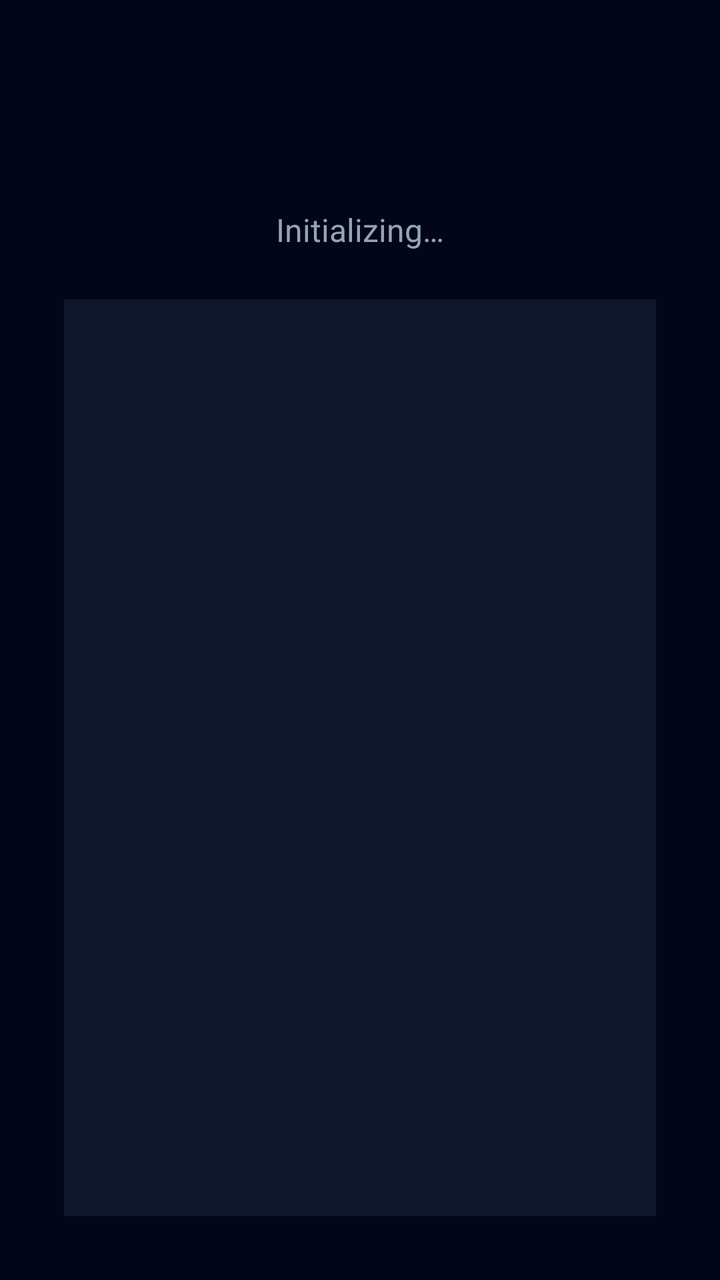
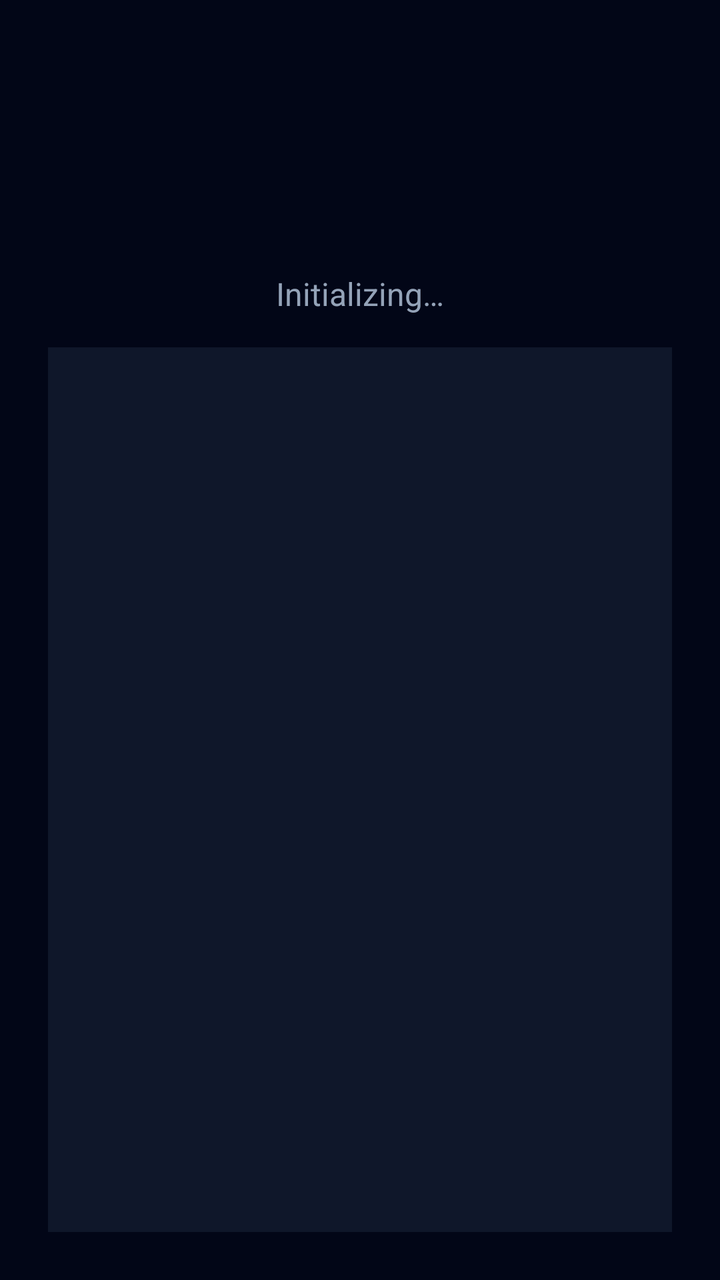

Two renders of the same Android screen: before a commit and after it. Below are the layout's source before the change and the commit's diff.
<!-- AndroidManifest.xml: application theme Theme.Hermes -->
<!-- res/layout/activity_main.xml -->
<?xml version="1.0" encoding="utf-8"?>
<FrameLayout xmlns:android="http://schemas.android.com/apk/res/android"
    android:layout_width="match_parent"
    android:layout_height="match_parent"
    android:background="#020617">

    
    <LinearLayout
        android:id="@+id/loadingOverlay"
        android:layout_width="match_parent"
        android:layout_height="match_parent"
        android:gravity="center"
        android:orientation="vertical"
        android:padding="32dp">

        <ProgressBar
            android:id="@+id/progressBar"
            android:layout_width="48dp"
            android:layout_height="48dp"
            android:indeterminate="true"
            android:indeterminateTint="#818cf8" />

        <TextView
            android:id="@+id/statusText"
            android:layout_width="wrap_content"
            android:layout_height="wrap_content"
            android:layout_marginTop="24dp"
            android:text="@string/status_initializing"
            android:textColor="#94a3b8"
            android:textSize="16sp"
            android:gravity="center" />

        <TextView
            android:id="@+id/statusDetail"
            android:layout_width="wrap_content"
            android:layout_height="wrap_content"
            android:layout_marginTop="8dp"
            android:textColor="#64748b"
            android:textSize="13sp"
            android:gravity="center"
            android:visibility="gone" />

        <ScrollView
            android:id="@+id/logScroll"
            android:layout_width="match_parent"
            android:layout_height="0dp"
            android:layout_weight="1"
            android:layout_marginTop="24dp"
            android:background="#0f172a"
            android:padding="8dp">

            <TextView
                android:id="@+id/logView"
                android:layout_width="match_parent"
                android:layout_height="wrap_content"
                android:fontFamily="monospace"
                android:textColor="#475569"
                android:textSize="11sp"
                android:textIsSelectable="true" />

        </ScrollView>

    </LinearLayout>

    
    <LinearLayout
        android:id="@+id/doneLayout"
        android:layout_width="match_parent"
        android:layout_height="match_parent"
        android:gravity="center"
        android:orientation="vertical"
        android:padding="32dp"
        android:visibility="gone">

        <TextView
            android:layout_width="wrap_content"
            android:layout_height="wrap_content"
            android:text="@string/done_title"
            android:textColor="#818cf8"
            android:textSize="20sp"
            android:textStyle="bold" />

        <TextView
            android:layout_width="wrap_content"
            android:layout_height="wrap_content"
            android:layout_marginTop="8dp"
            android:text="@string/done_subtitle"
            android:textColor="#94a3b8"
            android:textSize="14sp" />

        <Button
            android:id="@+id/openShellButton"
            android:layout_width="wrap_content"
            android:layout_height="wrap_content"
            android:layout_marginTop="32dp"
            android:text="@string/action_open_shell" />

        <Button
            android:id="@+id/chatButton"
            android:layout_width="wrap_content"
            android:layout_height="wrap_content"
            android:layout_marginTop="8dp"
            android:text="@string/action_install_chat" />

        <Button
            android:id="@+id/retryButton"
            android:layout_width="wrap_content"
            android:layout_height="wrap_content"
            android:layout_marginTop="8dp"
            android:text="@string/action_rerun_setup"
            style="?android:attr/buttonBarButtonStyle" />

    </LinearLayout>

</FrameLayout>
<!-- resources referenced by this layout -->
<resources>
  <string name="action_install_chat">Install Chat UI</string>
  <string name="action_open_shell">Open Shell</string>
  <string name="action_rerun_setup">Re-run Setup</string>
  <string name="done_subtitle">Launch a shell to start chatting.</string>
  <string name="done_title">Hermes Agent is ready</string>
  <string name="status_initializing">Initializing…</string>
  <style name="Theme.Hermes" parent="Theme.MaterialComponents.DayNight.NoActionBar">
          <item name="android:statusBarColor">#020617</item>
          <item name="android:navigationBarColor">#020617</item>
          <item name="android:windowBackground">#020617</item>
          
          <item name="alertDialogTheme">@style/Theme.Hermes.Dialog</item>
      </style>
  <style name="Theme.Hermes.Dialog" parent="ThemeOverlay.MaterialComponents.Dialog.Alert">
          
          <item name="android:colorBackground">#0f172a</item>
          
          <item name="android:textColorPrimary">#e2e8f0</item>
          
          <item name="android:textColorSecondary">#94a3b8</item>
          
          <item name="colorAccent">#818cf8</item>
          <item name="colorPrimary">#818cf8</item>
          
          <item name="android:buttonBarButtonStyle">@style/Widget.Hermes.DialogButton</item>
      </style>
  <style name="Widget.Hermes.DialogButton" parent="Widget.MaterialComponents.Button.TextButton.Dialog">
          <item name="android:textColor">#818cf8</item>
          <item name="rippleColor">#22ffffff</item>
      </style>
</resources>

<!-- the commit's change to res/layout/activity_main.xml (unified diff, before → after) -->
@@ -9,14 +9,16 @@
         android:id="@+id/loadingOverlay"
         android:layout_width="match_parent"
         android:layout_height="match_parent"
-        android:gravity="center"
+        android:gravity="center_horizontal"
         android:orientation="vertical"
-        android:padding="32dp">
+        android:padding="24dp">
 
+        
         <ProgressBar
             android:id="@+id/progressBar"
             android:layout_width="48dp"
             android:layout_height="48dp"
+            android:layout_marginTop="48dp"
             android:indeterminate="true"
             android:indeterminateTint="#818cf8" />
 
@@ -24,7 +26,7 @@
             android:id="@+id/statusText"
             android:layout_width="wrap_content"
             android:layout_height="wrap_content"
-            android:layout_marginTop="24dp"
+            android:layout_marginTop="16dp"
             android:text="@string/status_initializing"
             android:textColor="#94a3b8"
             android:textSize="16sp"
@@ -34,18 +36,75 @@
             android:id="@+id/statusDetail"
             android:layout_width="wrap_content"
             android:layout_height="wrap_content"
-            android:layout_marginTop="8dp"
+            android:layout_marginTop="4dp"
             android:textColor="#64748b"
             android:textSize="13sp"
             android:gravity="center"
             android:visibility="gone" />
+
+        
+        <LinearLayout
+            android:id="@+id/stepsContainer"
+            android:layout_width="match_parent"
+            android:layout_height="wrap_content"
+            android:orientation="vertical"
+            android:gravity="center"
+            android:layout_marginTop="16dp"
+            android:visibility="gone">
+
+            <TextView
+                android:layout_width="wrap_content"
+                android:layout_height="wrap_content"
+                android:text="@string/steps_title"
+                android:textColor="#818cf8"
+                android:textSize="18sp"
+                android:textStyle="bold"
+                android:layout_marginBottom="8dp" />
+
+            <Button
+                android:id="@+id/btnProot"
+                android:layout_width="wrap_content"
+                android:layout_height="wrap_content"
+                android:text="@string/step_proot"
+                android:layout_marginTop="4dp" />
+
+            <Button
+                android:id="@+id/btnPython"
+                android:layout_width="wrap_content"
+                android:layout_height="wrap_content"
+                android:text="@string/step_python"
+                android:layout_marginTop="4dp" />
+
+            <Button
+                android:id="@+id/btnBuildDeps"
+                android:layout_width="wrap_content"
+                android:layout_height="wrap_content"
+                android:text="@string/step_build_deps"
+                android:layout_marginTop="4dp" />
+
+            <Button
+                android:id="@+id/btnHermes"
+                android:layout_width="wrap_content"
+                android:layout_height="wrap_content"
+                android:text="@string/step_hermes"
+                android:layout_marginTop="4dp" />
+
+            <Button
+                android:id="@+id/btnInstallAll"
+                android:layout_width="wrap_content"
+                android:layout_height="wrap_content"
+                android:text="@string/step_install_all"
+                android:layout_marginTop="16dp"
+                android:backgroundTint="#10b981" />
+
+        </LinearLayout>
 
         <ScrollView
             android:id="@+id/logScroll"
             android:layout_width="match_parent"
             android:layout_height="0dp"
             android:layout_weight="1"
-            android:layout_marginTop="24dp"
+            android:layout_marginTop="16dp"
             android:background="#0f172a"
             android:padding="8dp">
 
<!-- resource entries referenced after the edit -->
@@ -3,9 +3,15 @@
   <string name="action_install_chat">Install Chat UI</string>
   <string name="action_open_shell">Open Shell</string>
   <string name="action_rerun_setup">Re-run Setup</string>
-  <string name="done_subtitle">Launch a shell to start chatting.</string>
+  <string name="done_subtitle">All steps completed.</string>
   <string name="done_title">Hermes Agent is ready</string>
   <string name="status_initializing">Initializing…</string>
+  <string name="step_build_deps">3. 安装 build deps</string>
+  <string name="step_hermes">4. 安装 Hermes Agent</string>
+  <string name="step_install_all">一键安装全部</string>
+  <string name="step_proot">1. 安装 proot</string>
+  <string name="step_python">2. 安装 Python</string>
+  <string name="steps_title">安装步骤</string>
   <style name="Theme.Hermes" parent="Theme.MaterialComponents.DayNight.NoActionBar">
           <item name="android:statusBarColor">#020617</item>
           <item name="android:navigationBarColor">#020617</item>
